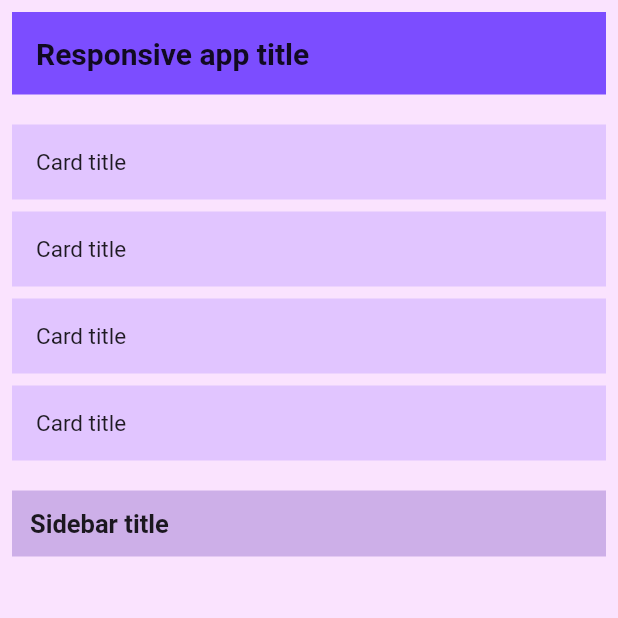
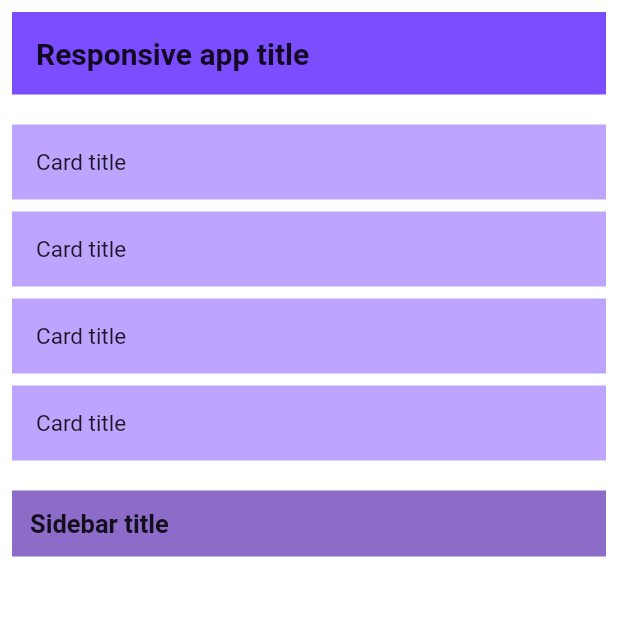
Before and after one commit to Jtplouffe/flutter_gehry, a Flutter app: the screen it shows after launch, on a phone screen of 412 x 824 dp, the top half of it. Run offline on Flutter 3.47's test engine with Material 2 defaults, Android fonts, the phone set to English and light mode, and no system bars.

Commit message:
Added ResponsiveBuilder

```diff
--- a/example/lib/main.dart
+++ b/example/lib/main.dart
@@ -15,7 +15,7 @@ class MyApp extends StatelessWidget {
         title: "Responsive app",
         theme: ThemeData(
           primarySwatch: Colors.blue,
-          canvasColor: Colors.purpleAccent.withOpacity(0.15),
+          canvasColor: Colors.white.withOpacity(0.9),
         ),
         debugShowCheckedModeBanner: false,
         home: const Scaffold(
@@ -74,7 +74,7 @@ class ResponsivePage extends StatelessWidget {
                     sm: const EdgeInsets.symmetric(vertical: 4),
                     lg: const EdgeInsets.symmetric(vertical: 8),
                     child: ColoredBox(
-                      color: Colors.deepPurpleAccent.withOpacity(0.2),
+                      color: Colors.deepPurpleAccent.withOpacity(0.5),
                       child: const Padding(
                         padding: EdgeInsets.all(16),
                         child: Text(
@@ -94,7 +94,7 @@ class ResponsivePage extends StatelessWidget {
             lg: const ResponsiveSizedBoxData(width: 12),
           ),
           ColoredBox(
-            color: Colors.deepPurple.withOpacity(0.3),
+            color: Colors.deepPurple.withOpacity(0.75),
             child: ResponsivePadding(
               sm: const EdgeInsets.all(12),
               lg: const EdgeInsets.all(20),
--- a/lib/src/models/responsive_breakpoints.model.dart
+++ b/lib/src/models/responsive_breakpoints.model.dart
@@ -1,4 +1,4 @@
-import 'package:flutter/cupertino.dart';
+import 'package:flutter/widgets.dart';
 import 'package:flutter_responsive_layout/src/enums/breakpoints.enum.dart';
 
 class ResponsiveBreakpoints {
--- a/lib/src/widgets/responsive_breakpoint_provider.dart
+++ b/lib/src/widgets/responsive_breakpoint_provider.dart
@@ -1,4 +1,4 @@
-import 'package:flutter/cupertino.dart';
+import 'package:flutter/widgets.dart';
 import 'package:flutter_responsive_layout/flutter_responsive_layout.dart';
 
 /// This widget providers the [ResponsiveBreakpoints] to its [child].
```
Also changed, not shown: lib/src/widgets/responsive_builder.dart (added, +22 -0 lines), 1 other file.
